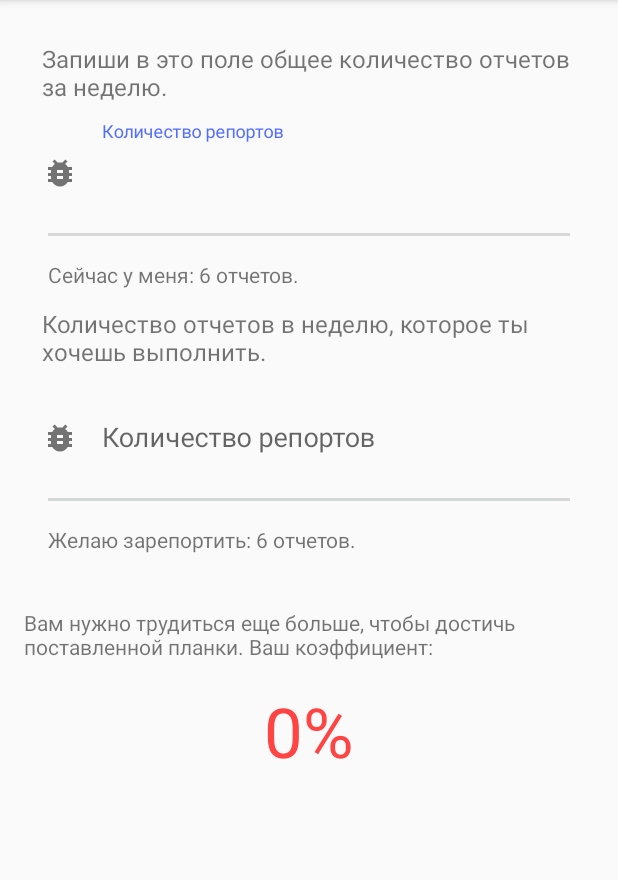
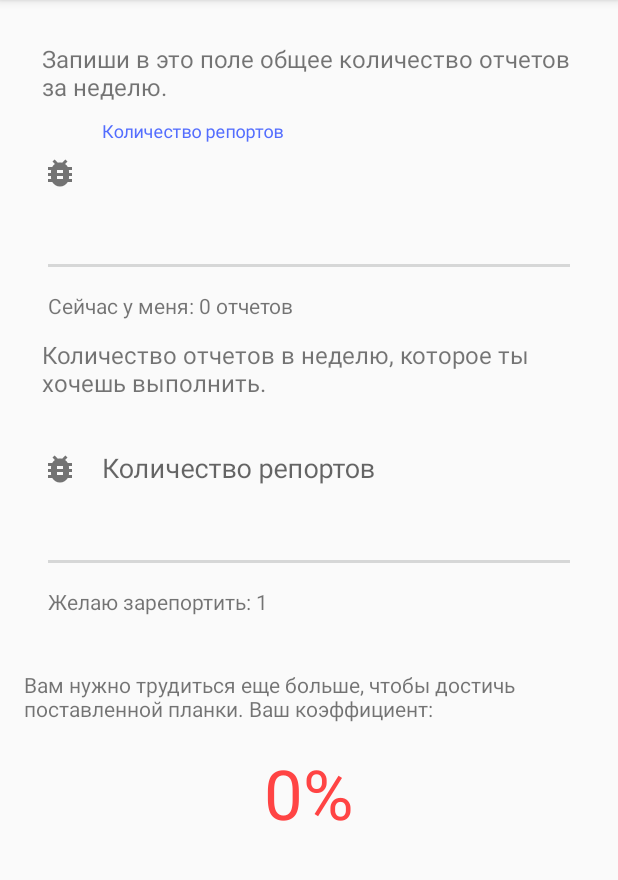
Before and after one commit to d3b8g/VKTestersMentoring, an Android app: the fragment BugsFragment shown on its own in the app's theme, on a phone screen of 412 x 824 dp, the part 84-964 px from its top. Run offline under Robolectric (Android 15) with nearby library versions, the light colour scheme and no system bars; our stand-ins replace Picasso; pictures from the network do not load.

Commit message:
Fix & added bugs on Bugs, small smoke on Uploads, start making dicto and gallery

```diff
--- a/app/src/main/java/net/d3b8g/vktestersmentoring/ui/bugs/BugsFragment.kt
+++ b/app/src/main/java/net/d3b8g/vktestersmentoring/ui/bugs/BugsFragment.kt
@@ -1,53 +1,92 @@
 package net.d3b8g.vktestersmentoring.ui.bugs
 
+import android.app.Activity
+import android.net.Uri
 import android.os.Bundle
 import android.preference.PreferenceManager
 import android.text.Editable
 import android.text.TextWatcher
+import android.util.Log
 import android.view.LayoutInflater
 import android.view.View
 import android.view.ViewGroup
+import android.view.inputmethod.EditorInfo
+import android.view.inputmethod.InputMethodManager
 import android.widget.TextView
+import android.widget.Toast
 import androidx.core.content.edit
 import androidx.core.widget.addTextChangedListener
 import androidx.fragment.app.Fragment
 import com.google.android.material.textfield.TextInputEditText
+import com.google.android.material.textfield.TextInputLayout
+import com.squareup.picasso.Picasso
 import net.d3b8g.vktestersmentoring.R
 
 class BugsFragment : Fragment() {
 
     lateinit var rep:TextInputEditText
     lateinit var rep_wanna:TextInputEditText
+    lateinit var tN:TextView
+    lateinit var tW:TextView
     override fun onCreateView(inflater: LayoutInflater, container: ViewGroup?, savedInstanceState: Bundle?): View? {
         val root = inflater.inflate(R.layout.fragment_bugs, container, false)
 
         rep = root.findViewById(R.id.count_rep)
         rep_wanna = root.findViewById(R.id.count_rep_wanna)
         val result = root.findViewById<TextView>(R.id.percent_result)
+        tN = root.findViewById(R.id.now_i_have)
+        tW = root.findViewById(R.id.i_will_have)
 
+        setupTextValue()
         rep.onFocusChangeListener = View.OnFocusChangeListener { view, hadFocus ->
-            if (!hadFocus && !rep.text.toString().isNullOrBlank()) {
-                //rep.text.toString().filter { it.isDigit() }.toInt()
+            if (!hadFocus && !rep.text.toString().isNullOrBlank() && rep.text.toString().filter { it.isDigit() }!= "" ) {
                 PreferenceManager.getDefaultSharedPreferences(root.context).edit {
-                    putInt("report_count_now",rep.text.toString().toInt())
+                    putInt("report_count_now",rep.text.toString().filter { it.isDigit() }.toInt())
                 }
                 rep.clearFocus()
                 result.text = "${getPercent()}%"
+                setupTextValue()
+            }else if(!rep.text.toString().isNullOrBlank() && !rep.text!!.matches("\\d+".toRegex())){
+                var er = root.findViewById<TextInputLayout>(R.id.l_count_rep)
+                er.error = "Поле должно содержать цифры. Текст будет автоматически удален."
             }
+
         }
         rep_wanna.onFocusChangeListener = View.OnFocusChangeListener { view, hadFocus ->
-            if (!hadFocus && !rep_wanna.text.toString().isNullOrBlank()) {
-                //rep.text.toString().filter { it.isDigit() }.toInt()
+            if (!hadFocus && !rep_wanna.text.toString().isNullOrBlank() && rep_wanna.text.toString().filter { it.isDigit() } != "" ) {
                 PreferenceManager.getDefaultSharedPreferences(root.context).edit {
-                    putInt("report_count_wanna",rep_wanna.text.toString().toInt())
+                    putInt("report_count_wanna",rep_wanna.text.toString().filter { it.isDigit() }.toInt())
                 }
                 rep_wanna.clearFocus()
                 result.text = "${getPercent()}%"
+                setupTextValue()
+            }else if(!rep_wanna.text.toString().isNullOrBlank() && !rep_wanna.text!!.matches("\\d+".toRegex()) ){
+                var er = root.findViewById<TextInputLayout>(R.id.l_wanna_rep)
+                er.error = "Поле должно содержать цифры. Текст будет автоматически удален."
             }
+        }
+
+        rep_wanna.setOnEditorActionListener { it, i, keyEvent ->
+            if(i ==  EditorInfo.IME_ACTION_DONE){
+                it.clearFocus()
+                val imm = requireActivity().getSystemService(Activity.INPUT_METHOD_SERVICE) as InputMethodManager
+                imm.hideSoftInputFromWindow(it.windowToken, 0)
+                PreferenceManager.getDefaultSharedPreferences(root.context).edit {
+                    putInt("report_count_wanna",it.text.toString().filter { it.isDigit() }.toInt())
+                }
+                result.text = "${getPercent()}%"
+                setupTextValue()
+                true
+            }
+            false
         }
 
         result.text = "${getPercent()}%"
         return root
     }
     fun getPercent() = (100*PreferenceManager.getDefaultSharedPreferences(activity).getInt("report_count_now",0))/PreferenceManager.getDefaultSharedPreferences(activity).getInt("report_count_wanna",1)
+    fun setupTextValue() {
+        tN.text = "Сейчас у меня: ${PreferenceManager.getDefaultSharedPreferences(activity).getInt("report_count_now",0)} отчетов"
+        tW.text = "Желаю зарепортить: ${PreferenceManager.getDefaultSharedPreferences(activity).getInt("report_count_wanna",1)}"
+    }
 }
--- a/app/src/main/res/layout/fragment_bugs.xml
+++ b/app/src/main/res/layout/fragment_bugs.xml
@@ -17,8 +17,10 @@
         android:layout_height="wrap_content"/>
 
     <com.google.android.material.textfield.TextInputLayout
+        android:id="@+id/l_count_rep"
         android:layout_width="match_parent"
         android:layout_height="wrap_content"
+        app:errorEnabled="true"
         android:hint="Количество репортов"
         app:startIconDrawable="@drawable/ic_bugs"
         app:startIconContentDescription="Запиши сюда кол-во сделанных тобой репортов, которые ты уже нашел">
@@ -27,6 +29,9 @@
             android:focusableInTouchMode="true"
             android:id="@+id/count_rep"
             android:background="@null"
+            android:singleLine="true"
+            android:maxLength="6"
+            android:inputType="number"
             android:layout_width="match_parent"
             android:layout_height="wrap_content"
             />
@@ -40,6 +45,7 @@
         android:layout_width="match_parent"
         android:layout_height="2dp"/>
     <TextView
+        android:id="@+id/now_i_have"
         android:layout_marginStart="16dp"
         android:layout_marginEnd="16dp"
         android:text="Сейчас у меня: 6 отчетов."
@@ -55,16 +61,21 @@
         android:layout_height="wrap_content"/>
 
     <com.google.android.material.textfield.TextInputLayout
+        android:id="@+id/l_wanna_rep"
         android:layout_width="match_parent"
         android:layout_height="wrap_content"
         android:hint="Количество репортов"
         app:startIconDrawable="@drawable/ic_bugs"
+        app:errorEnabled="true"
         app:startIconContentDescription="Запиши сюда кол-во сделанных тобой репортов, которые ты уже нашел">
 
         <com.google.android.material.textfield.TextInputEditText
             android:focusableInTouchMode="true"
             android:id="@+id/count_rep_wanna"
+            android:singleLine="true"
+            android:inputType="number"
             android:background="@null"
+            android:maxLength="6"
             android:layout_width="match_parent"
             android:layout_height="wrap_content"
             />
@@ -78,6 +89,7 @@
         android:layout_width="match_parent"
         android:layout_height="2dp"/>
     <TextView
+        android:id="@+id/i_will_have"
         android:layout_marginStart="16dp"
         android:layout_marginEnd="16dp"
         android:text="Желаю зарепортить: 6 отчетов."
--- a/app/src/main/res/layout/fragment_upload.xml
+++ b/app/src/main/res/layout/fragment_upload.xml
@@ -6,9 +6,11 @@
     android:orientation="vertical">
 
     <com.google.android.material.textfield.TextInputLayout
+        android:id="@+id/upload_l"
         android:layout_marginTop="16dp"
         android:layout_width="match_parent"
         android:layout_height="wrap_content"
+        app:errorEnabled="true"
         android:hint="Введите URL на фотографию"
         app:startIconDrawable="@drawable/ic_upload"
         app:startIconContentDescription="Впишите в это поле ваши ФИ">
@@ -19,6 +21,7 @@
             android:id="@+id/upload_url"
             android:imeOptions="actionDone"
             android:inputType="text"
+            android:singleLine="true"
             android:layout_width="match_parent"
             android:layout_height="wrap_content"
             />
```
Also changed, not shown: app/src/main/java/net/d3b8g/vktestersmentoring/ui/uploads/UploadURL.kt (+8 -3 lines).
